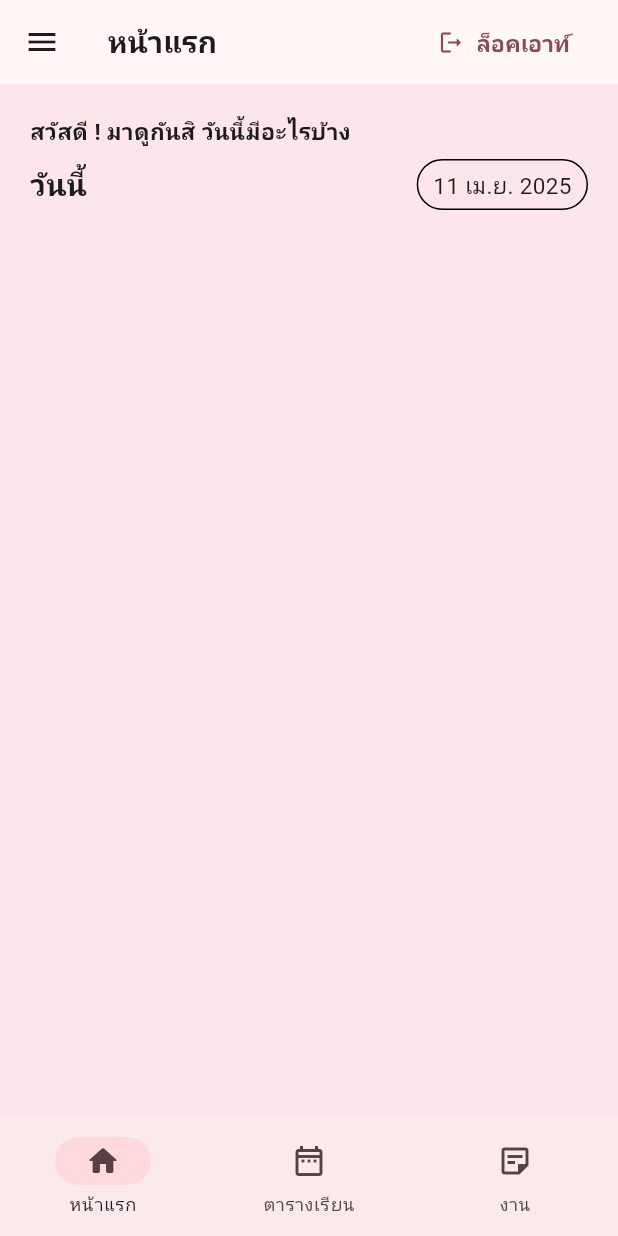
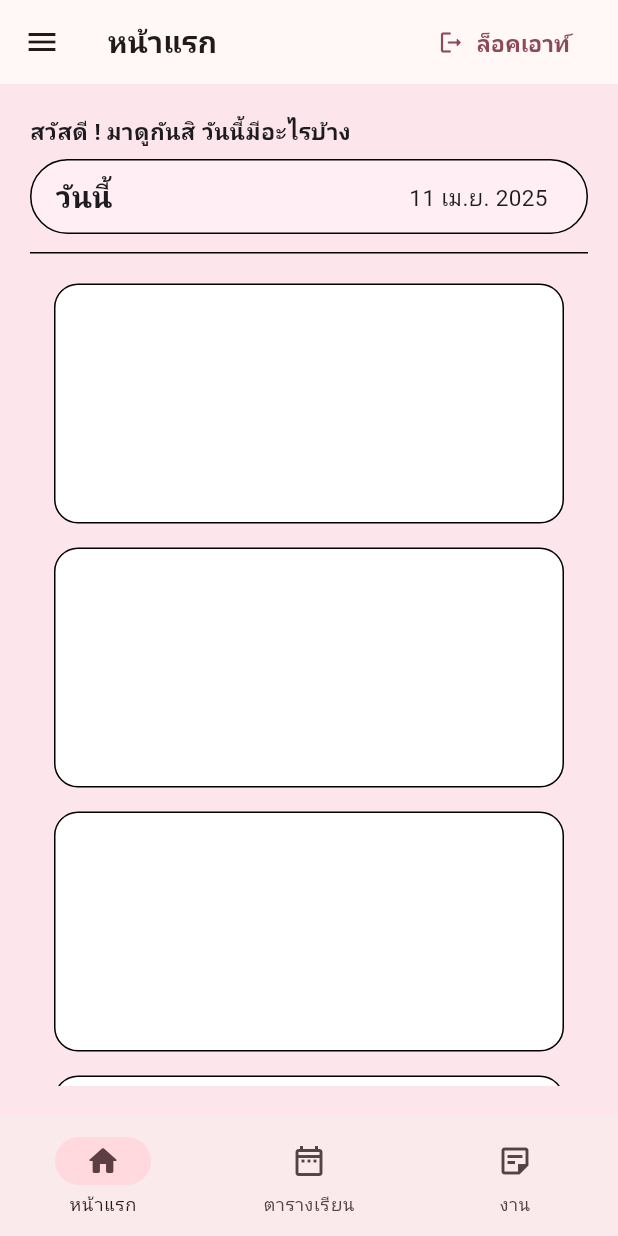
Before and after one commit to cybloxboi/School-Day, a Flutter app: the screen it shows once a user with an empty profile is signed in, on a phone screen of 412 x 824 dp. Run offline on Flutter 3.47's test engine with Material 3 defaults, Android fonts, the phone set to English and light mode, and no system bars; our stand-ins replace cloud_firestore, firebase_auth, firebase_core, flutter_local_notifications, flutter_timezone, google_fonts and 5 more; accounts and stored records are empty; project files that could hold a hidden picture were left out.

Commit message:
Add a text frame, remove a date text frame, add a moveable square frame

```diff
--- a/lib/screens/home/home_page.dart
+++ b/lib/screens/home/home_page.dart
@@ -111,7 +111,15 @@ class _HomePageState extends State<HomePage> {
                 );
               },
             ),
-            Row(
+
+          Container(
+              padding: const EdgeInsets.symmetric(horizontal: 16, vertical: 8),
+              decoration: BoxDecoration(
+                color: Color(0xFFFFEEF3),
+                border: Border.all(color: Colors.black),
+                borderRadius: BorderRadius.circular(999),
+              ),
+              child: Row(
                 mainAxisAlignment: MainAxisAlignment.spaceBetween,
                 children: [
                   Text(
@@ -119,16 +127,11 @@ class _HomePageState extends State<HomePage> {
                     style: textTheme.bodyMedium!.copyWith(
                       fontWeight: FontWeight.bold,
                     ),
-
                   ),
                   Container(
                     padding: const EdgeInsets.symmetric(
                       horizontal: 10,
                       vertical: 5,
-                  ),
-                  decoration: BoxDecoration(
-                    border: Border.all(color: Colors.black),
-                    borderRadius: BorderRadius.circular(999),
                     ),
                     child: Text(
                       today,
@@ -136,10 +139,37 @@ class _HomePageState extends State<HomePage> {
                     ),
                   )
                 ],
-            )
+              ),
+            ),
+
+            Container(
+              height: 1,
+              width: double.infinity,
+              color: Colors.black,
+              margin: EdgeInsets.symmetric(vertical: 4),
+            ),
+
+        Expanded(
+              child: ListView.builder(
+                itemCount: 10,
+                itemBuilder: (context, index) {
+                  return Container(
+                    height: 160,
+                    margin: const EdgeInsets.symmetric(horizontal: 16, vertical: 8),
+                    decoration: BoxDecoration(
+                      color: Colors.white,
+                      border: Border.all(color: Colors.black),
+                      borderRadius: BorderRadius.circular(16),
+                    ),
+                  );
+                },
+              ),
+            ),
+
           ],
         ),
       ),
     );
+
   }
 }
```
Lines whose indentation alone changed are shown as unchanged.
